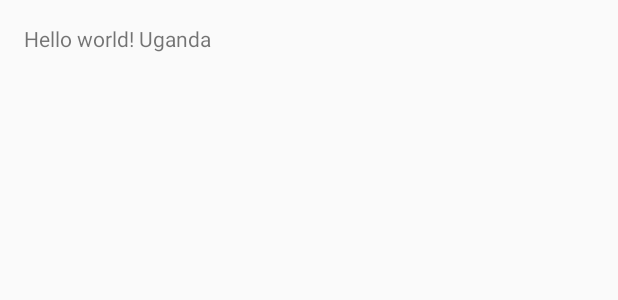
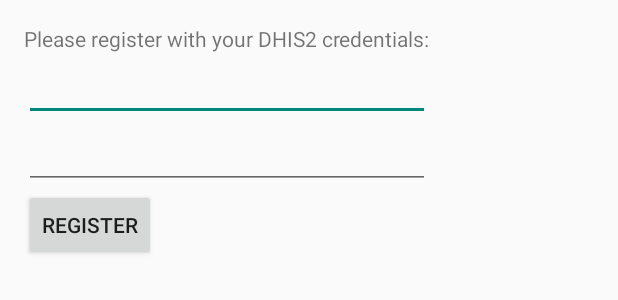
Before and after one commit to clintonhealthaccess/chailmis-android, an Android app: the layout activity_register.xml on its own in the app's theme, with its tools: preview values and no code run, on a phone screen of 412 x 824 dp. Shown: the top 300 px of the screen. Run offline under Robolectric (Android 15) with nearby library versions, the phone set to English and light mode, and no system bars.

Commit message:
Jeff - skeleton of register process

```diff
--- a/app/src/main/res/layout/activity_register.xml
+++ b/app/src/main/res/layout/activity_register.xml
@@ -9,8 +9,40 @@
     tools:context="org.clintonhealthaccess.lmis.app.activities.RegisterActivity">
 
     <TextView
-        android:text="@string/hello_world"
+        android:text="@string/register_label"
         android:layout_width="wrap_content"
-        android:layout_height="wrap_content" />
+        android:layout_height="wrap_content"
+        android:id="@+id/textView" />
+
+    <EditText
+        android:layout_width="wrap_content"
+        android:layout_height="wrap_content"
+        android:id="@+id/textUsername"
+        android:layout_below="@+id/textView"
+        android:layout_alignParentLeft="true"
+        android:layout_alignParentStart="true"
+        android:layout_alignRight="@+id/textView"
+        android:layout_alignEnd="@+id/textView" />
+
+    <EditText
+        android:layout_width="wrap_content"
+        android:layout_height="wrap_content"
+        android:inputType="textPassword"
+        android:ems="10"
+        android:id="@+id/textPassword"
+        android:layout_below="@+id/textUsername"
+        android:layout_alignParentLeft="true"
+        android:layout_alignParentStart="true"
+        android:layout_alignRight="@+id/textUsername"
+        android:layout_alignEnd="@+id/textUsername" />
+
+    <Button
+        android:layout_width="wrap_content"
+        android:layout_height="wrap_content"
+        android:text="Register"
+        android:id="@+id/buttonRegister"
+        android:layout_below="@+id/textPassword"
+        android:layout_alignParentLeft="true"
+        android:layout_alignParentStart="true" />
 
 </RelativeLayout>
--- a/app/src/main/res/values/strings.xml
+++ b/app/src/main/res/values/strings.xml
@@ -3,7 +3,7 @@
 
     <string name="app_name">DHIS LMIS</string>
     <string name="title_activity_home">DHIS LMIS</string>
-    <string name="hello_world">Hello world! Uganda</string>
+    <string name="register_label">Please register with your DHIS2 credentials:</string>
     <string name="action_settings">Settings</string>
     <string name="losses">Losses &amp; Expiry</string>
     <string name="reports">Reports</string>
```
Also changed, not shown: app/src/main/java/org/clintonhealthaccess/lmis/app/activities/RegisterActivity.java (+38 -2 lines), 1 other file.
